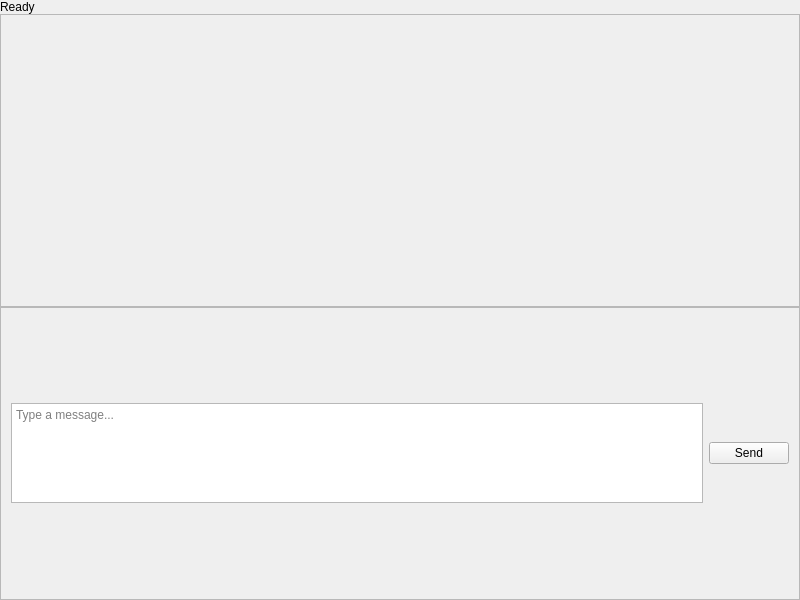
First picture: the form in bookworm/gui/views/panel/chat_panel.ui, repository TeamEZintern/BookWorm-Engineer, before the edit.
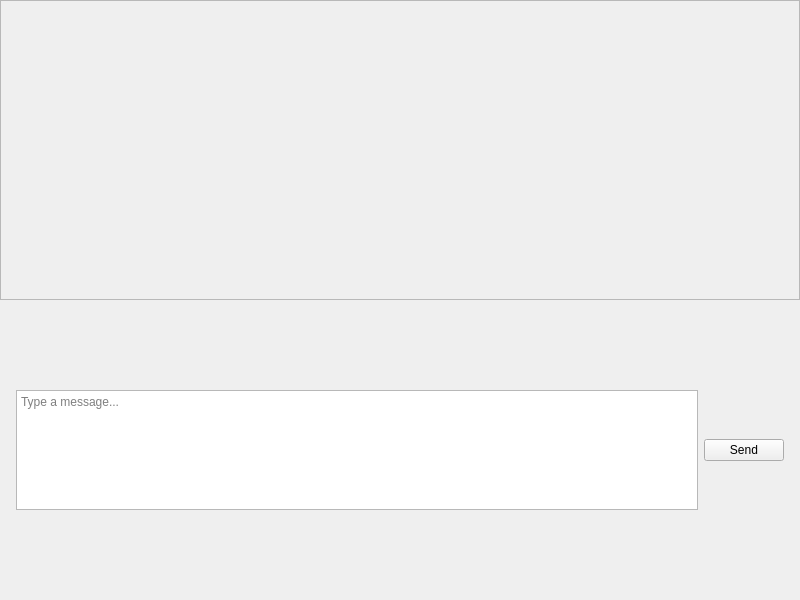
Second picture: the form after the edit.

The edit to the form file:
```diff
--- a/bookworm/gui/views/panel/chat_panel.ui
+++ b/bookworm/gui/views/panel/chat_panel.ui
@@ -26,13 +26,6 @@
    <property name="bottomMargin">
     <number>0</number>
    </property>
-   <item>
-    <widget class="QLabel" name="statusBar">
-     <property name="text">
-      <string>Ready</string>
-     </property>
-    </widget>
-   </item>
    <item>
     <widget class="QScrollArea" name="scrollArea">
      <property name="widgetResizable">
@@ -58,16 +51,16 @@
         <number>10</number>
        </property>
        <property name="leftMargin">
-        <number>10</number>
+        <number>16</number>
        </property>
        <property name="topMargin">
-        <number>10</number>
+        <number>16</number>
        </property>
        <property name="rightMargin">
-        <number>10</number>
+        <number>16</number>
        </property>
        <property name="bottomMargin">
-        <number>10</number>
+        <number>16</number>
        </property>
       </layout>
      </widget>
@@ -76,30 +69,33 @@
    <item>
     <widget class="QFrame" name="inputFrame">
      <property name="frameShape">
-      <enum>QFrame::StyledPanel</enum>
-     </property>
-     <property name="frameShadow">
-      <enum>QFrame::Plain</enum>
+      <enum>QFrame::NoFrame</enum>
      </property>
      <layout class="QHBoxLayout" name="inputLayout">
       <property name="leftMargin">
-       <number>10</number>
+       <number>16</number>
       </property>
       <property name="topMargin">
        <number>10</number>
       </property>
       <property name="rightMargin">
-       <number>10</number>
+       <number>16</number>
       </property>
       <property name="bottomMargin">
        <number>10</number>
       </property>
       <item>
        <widget class="QTextEdit" name="messageInput">
+        <property name="minimumSize">
+         <size>
+          <width>0</width>
+          <height>28</height>
+         </size>
+        </property>
         <property name="maximumSize">
          <size>
           <width>16777215</width>
-          <height>100</height>
+          <height>120</height>
          </size>
         </property>
         <property name="placeholderText">
@@ -109,6 +105,12 @@
       </item>
       <item>
        <widget class="QPushButton" name="sendButton">
+        <property name="minimumSize">
+         <size>
+          <width>80</width>
+          <height>0</height>
+         </size>
+        </property>
         <property name="text">
          <string>Send</string>
         </property>
```
